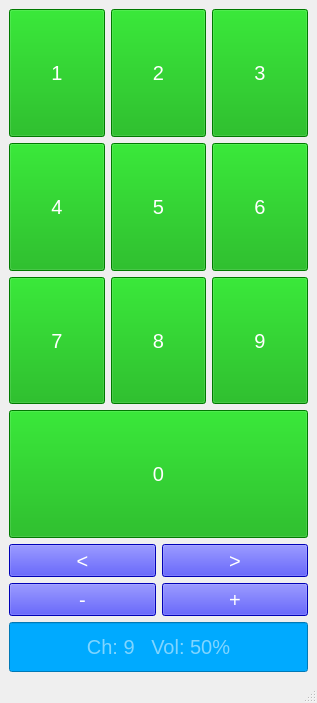
Above: console.ui from YaroslavBojko/module-37-3 before the change. Below: the same form after it.
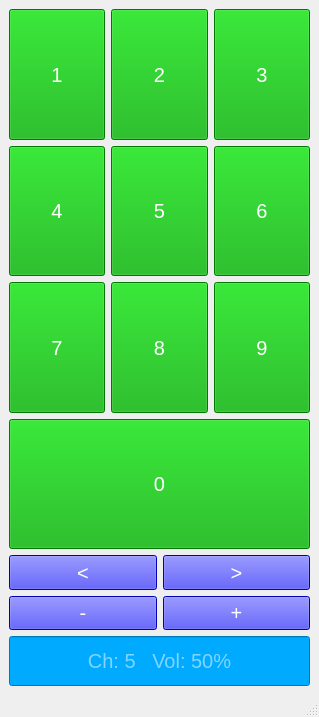
That is the form after the change.

```diff
--- a/console.ui
+++ b/console.ui
@@ -6,8 +6,8 @@
    <rect>
     <x>0</x>
     <y>0</y>
-    <width>317</width>
-    <height>703</height>
+    <width>319</width>
+    <height>717</height>
    </rect>
   </property>
   <property name="windowTitle">
@@ -354,7 +354,7 @@
            <set>Qt::AlignCenter</set>
           </property>
           <property name="placeholderText">
-           <string>Ch: 9   Vol: 50%</string>
+           <string>Ch: 5   Vol: 50%</string>
           </property>
          </widget>
         </item>
```
Left out of the diff: 36 changed lines with no effect on the pictures.
